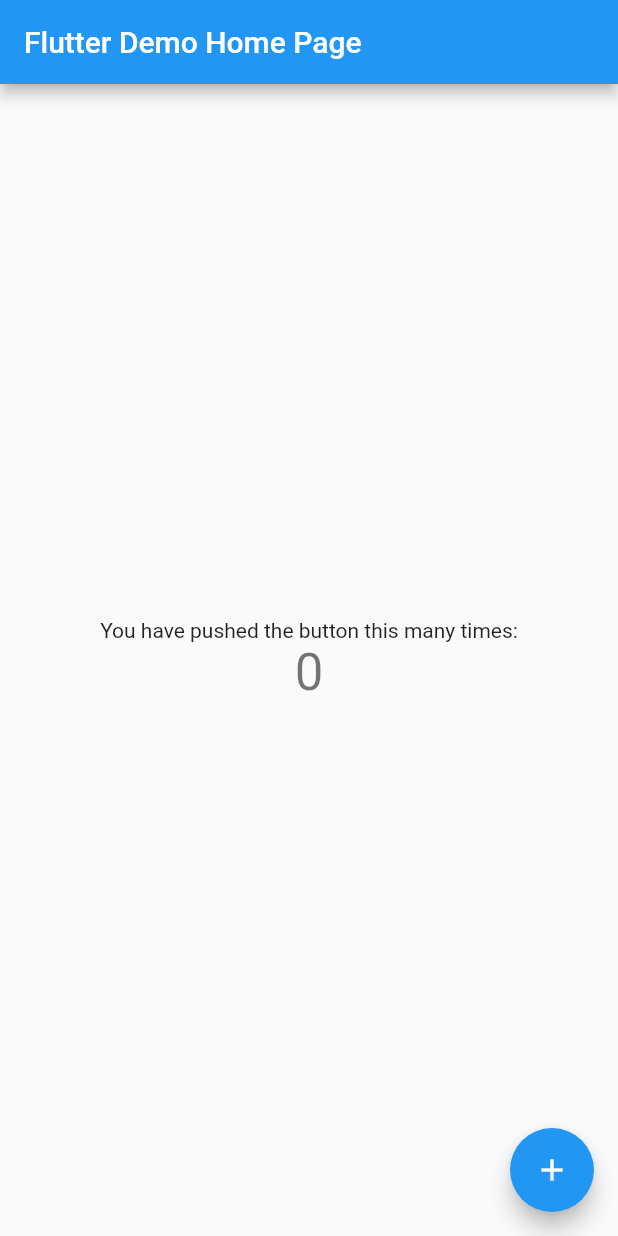
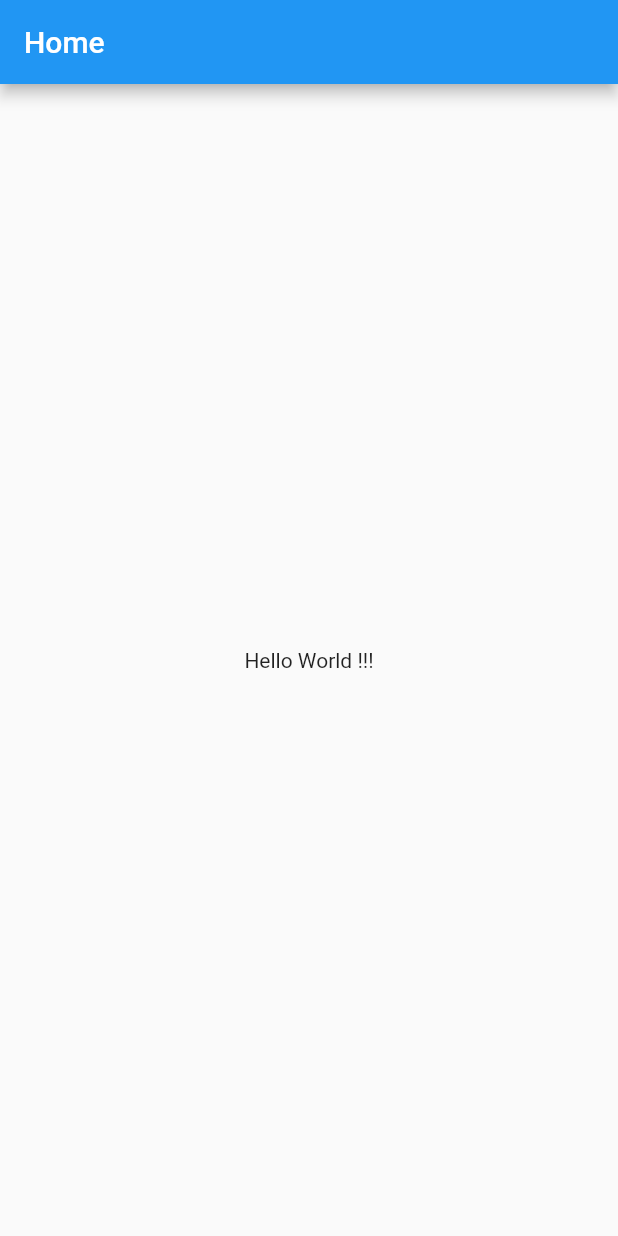
Before and after one commit to suvnshr/C1O2, a Flutter app: the screen it shows after launch, on a phone screen of 412 x 824 dp. Run offline on Flutter 3.47's test engine with Material 2 defaults, Android fonts, the phone set to English and light mode, and no system bars.

Commit message:
Folder structure and basic layout

```diff
--- a/lib/main.dart
+++ b/lib/main.dart
@@ -1,3 +1,4 @@
+import 'package:C1O2/screens/home/home_screen.dart';
 import 'package:flutter/material.dart';
 
 void main() {
@@ -9,109 +10,15 @@ class MyApp extends StatelessWidget {
   @override
   Widget build(BuildContext context) {
     return MaterialApp(
-      title: 'Flutter Demo',
+      title: 'C1O2',
       theme: ThemeData(
-        // This is the theme of your application.
-        //
-        // Try running your application with "flutter run". You'll see the
-        // application has a blue toolbar. Then, without quitting the app, try
-        // changing the primarySwatch below to Colors.green and then invoke
-        // "hot reload" (press "r" in the console where you ran "flutter run",
-        // or simply save your changes to "hot reload" in a Flutter IDE).
-        // Notice that the counter didn't reset back to zero; the application
-        // is not restarted.
         primarySwatch: Colors.blue,
         // This makes the visual density adapt to the platform that you run
         // the app on. For desktop platforms, the controls will be smaller and
         // closer together (more dense) than on mobile platforms.
         visualDensity: VisualDensity.adaptivePlatformDensity,
       ),
-      home: MyHomePage(title: 'Flutter Demo Home Page'),
+      home: HomeScreen(),
     );
   }
 }
-
-class MyHomePage extends StatefulWidget {
-  MyHomePage({Key key, this.title}) : super(key: key);
-
-  // This widget is the home page of your application. It is stateful, meaning
-  // that it has a State object (defined below) that contains fields that affect
-  // how it looks.
-
-  // This class is the configuration for the state. It holds the values (in this
-  // case the title) provided by the parent (in this case the App widget) and
-  // used by the build method of the State. Fields in a Widget subclass are
-  // always marked "final".
-
-  final String title;
-
-  @override
-  _MyHomePageState createState() => _MyHomePageState();
-}
-
-class _MyHomePageState extends State<MyHomePage> {
-  int _counter = 0;
-
-  void _incrementCounter() {
-    setState(() {
-      // This call to setState tells the Flutter framework that something has
-      // changed in this State, which causes it to rerun the build method below
-      // so that the display can reflect the updated values. If we changed
-      // _counter without calling setState(), then the build method would not be
-      // called again, and so nothing would appear to happen.
-      _counter++;
-    });
-  }
-
-  @override
-  Widget build(BuildContext context) {
-    // This method is rerun every time setState is called, for instance as done
-    // by the _incrementCounter method above.
-    //
-    // The Flutter framework has been optimized to make rerunning build methods
-    // fast, so that you can just rebuild anything that needs updating rather
-    // than having to individually change instances of widgets.
-    return Scaffold(
-      appBar: AppBar(
-        // Here we take the value from the MyHomePage object that was created by
-        // the App.build method, and use it to set our appbar title.
-        title: Text(widget.title),
-      ),
-      body: Center(
-        // Center is a layout widget. It takes a single child and positions it
-        // in the middle of the parent.
-        child: Column(
-          // Column is also a layout widget. It takes a list of children and
-          // arranges them vertically. By default, it sizes itself to fit its
-          // children horizontally, and tries to be as tall as its parent.
-          //
-          // Invoke "debug painting" (press "p" in the console, choose the
-          // "Toggle Debug Paint" action from the Flutter Inspector in Android
-          // Studio, or the "Toggle Debug Paint" command in Visual Studio Code)
-          // to see the wireframe for each widget.
-          //
-          // Column has various properties to control how it sizes itself and
-          // how it positions its children. Here we use mainAxisAlignment to
-          // center the children vertically; the main axis here is the vertical
-          // axis because Columns are vertical (the cross axis would be
-          // horizontal).
-          mainAxisAlignment: MainAxisAlignment.center,
-          children: <Widget>[
-            Text(
-              'You have pushed the button this many times:',
-            ),
-            Text(
-              '$_counter',
-              style: Theme.of(context).textTheme.headline4,
-            ),
-          ],
-        ),
-      ),
-      floatingActionButton: FloatingActionButton(
-        onPressed: _incrementCounter,
-        tooltip: 'Increment',
-        child: Icon(Icons.add),
-      ), // This trailing comma makes auto-formatting nicer for build methods.
-    );
-  }
-}
--- /dev/null
+++ b/lib/screens/home/home_screen.dart
@@ -0,0 +1,17 @@
+import 'package:flutter/material.dart';
+
+class HomeScreen extends StatelessWidget {
+  @override
+  Widget build(BuildContext context) {
+    return Scaffold(
+      appBar: AppBar(
+        title: Text("Home"),
+      ),
+      body: Container(
+        child: Center(
+          child: Text("Hello World !!!"),
+        ),
+      ),
+    );
+  }
+}
```
